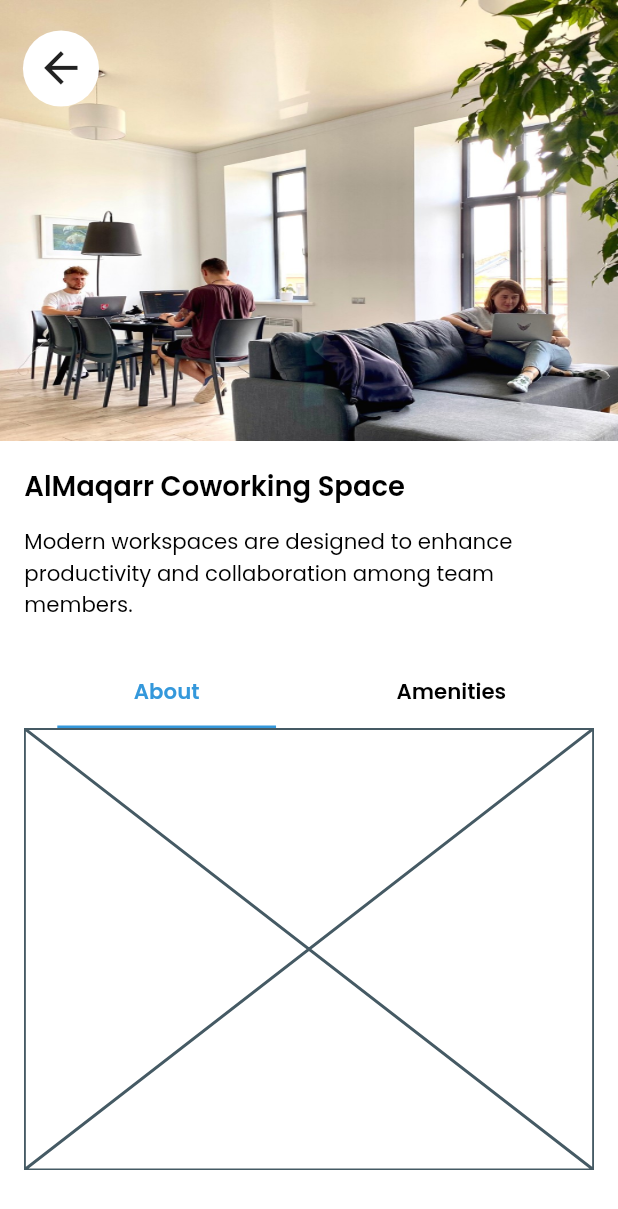
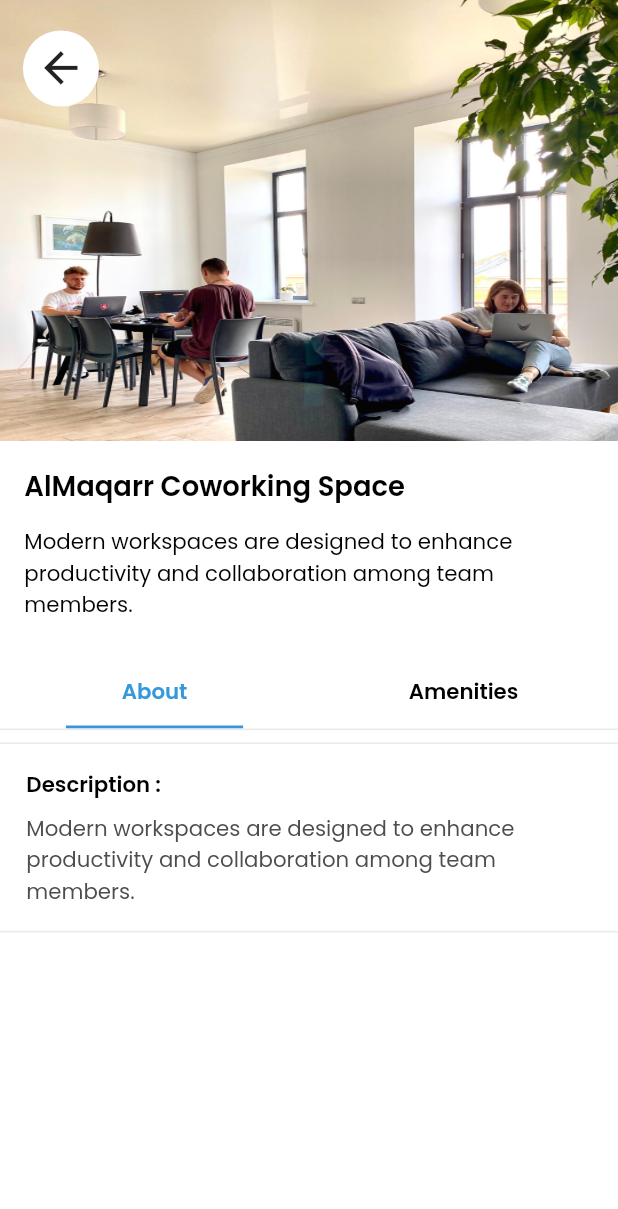
Before and after one commit to YousefHanafy-SW-ENG/workspaces, a Flutter app: the WorkspaceDetailsScreen screen opened by its route, on a phone screen of 412 x 824 dp. Shown: the top 1209 px of the screen. Run offline on Flutter 3.47's test engine with Material 3 defaults, Android fonts, the phone set to English and light mode, and no system bars; our stand-ins replace flutter_bloc, flutter_screenutil, flutter_svg, get_it.

Commit message:
Detail Container reusable component

```diff
--- a/lib/core/helpers/app_strings.dart
+++ b/lib/core/helpers/app_strings.dart
@@ -11,5 +11,8 @@ class AppStrings {
   static const String amenities = 'Amenities';
   static const String gallery = 'Gallery';
   static const String review = 'Review';
+  static const String description = 'Description :';
+  static const String location = 'Location :';
+  static const String capacity = 'Capacity :';
   static const String workspaceDescription = 'Modern workspaces are designed to enhance productivity and collaboration among team members.';
 }
--- a/lib/core/theming/app_colors.dart
+++ b/lib/core/theming/app_colors.dart
@@ -5,6 +5,7 @@ class AppColors {
   static const borderColor = Color(0xFFEBEBEB);
   static const greyColor = Color(0xFFF4F5F5);
   static const blueColor = Color(0xFF3498DB);
+  static const greyTextColor = Color(0xFF4D4D4D);
   static const blue2 = Color(0xFFF2F5F8);
   static const blue3 = Color(0xFFCFD9E6);
   static const blue4 = Color(0xFFF3F5F9);
--- a/lib/features/home/presentation/widgets/workspace_item.dart
+++ b/lib/features/home/presentation/widgets/workspace_item.dart
@@ -1,9 +1,7 @@
 import 'package:flutter/material.dart';
 import 'package:flutter_screenutil/flutter_screenutil.dart';
 import 'package:workspace/core/helpers/app_images.dart';
-import 'package:workspace/core/helpers/extensions.dart';
 import 'package:workspace/core/helpers/spacer.dart';
-import 'package:workspace/core/routing/routes.dart';
 import 'package:workspace/core/theming/app_colors.dart';
 import 'package:workspace/features/home/presentation/widgets/icon_text_grey_container.dart';
 import 'package:workspace/features/home/presentation/widgets/icon_text_row.dart';
@@ -16,13 +14,15 @@ class WorkSpaceItem extends StatelessWidget {
   final String location;
   final String firstAmenity;
   final String secondAmenity;
+  final Function() onTap;
   const WorkSpaceItem({
     super.key,
     required this.workspaceName,
     required this.capacity,
     required this.location,
     required this.firstAmenity,
-    required this.secondAmenity
+    required this.secondAmenity,
+    required this.onTap
   });
 
   @override
@@ -30,9 +30,7 @@ class WorkSpaceItem extends StatelessWidget {
     return Padding(
       padding: EdgeInsets.only(bottom: 16.h),
       child: GestureDetector(
-        onTap: (){
-          context.pushNamed(Routes.workspaceDetailsScreen);
-        },
+        onTap: ()=>onTap(),
         behavior: HitTestBehavior.opaque,
         child: Container(
           width: double.infinity,
--- a/lib/features/home/presentation/widgets/workspaces_list.dart
+++ b/lib/features/home/presentation/widgets/workspaces_list.dart
@@ -1,5 +1,6 @@
 import 'package:flutter/material.dart';
 import 'package:flutter_bloc/flutter_bloc.dart';
+import 'package:workspace/core/routing/routes.dart';
 import 'package:workspace/core/theming/styles.dart';
 import 'package:workspace/features/home/presentation/cubit/home_cubit.dart';
 import 'package:workspace/features/home/presentation/cubit/home_states.dart';
@@ -29,7 +30,8 @@ class WorkspacesList extends StatelessWidget {
                 capacity: workspace.capacity,
                 location: workspace.location,
                 firstAmenity: workspace.availableAmenities[0],
-                secondAmenity: workspace.availableAmenities[1]
+                secondAmenity: workspace.availableAmenities[1],
+                onTap: ()=>Navigator.of(context).pushNamed(Routes.workspaceDetailsScreen),
             );
           },
         ),
--- a/lib/features/workspace_details/presentation/widgets/about_content.dart
+++ b/lib/features/workspace_details/presentation/widgets/about_content.dart
@@ -1,10 +1,26 @@
 import 'package:flutter/material.dart';
+import 'package:flutter/widgets.dart';
+import 'package:flutter_screenutil/flutter_screenutil.dart';
+import 'package:workspace/core/helpers/app_strings.dart';
+import 'package:workspace/core/theming/app_colors.dart';
+import 'package:workspace/features/workspace_details/presentation/widgets/detail_container.dart';
 
 class AboutContent extends StatelessWidget {
   const AboutContent({super.key});
 
   @override
   Widget build(BuildContext context) {
-    return const Placeholder();
+    return Container(
+      decoration: BoxDecoration(
+        border: Border(
+          top: BorderSide(color: AppColors.borderColor, width: 1.w),
+        ),
+      ),
+      child: const Column(
+        children: [
+          DetailContainer(title: AppStrings.description,description: AppStrings.workspaceDescription,)
+        ],
+      ),
+    );
   }
 }
--- a/lib/features/workspace_details/presentation/widgets/amenities_content.dart
+++ b/lib/features/workspace_details/presentation/widgets/amenities_content.dart
@@ -1,10 +1,27 @@
 import 'package:flutter/material.dart';
+import 'package:flutter_screenutil/flutter_screenutil.dart';
+import 'package:workspace/core/helpers/app_images.dart';
+import 'package:workspace/core/helpers/app_strings.dart';
+import 'package:workspace/core/theming/app_colors.dart';
+import 'package:workspace/features/workspace_details/presentation/widgets/detail_container.dart';
 
 class AmenitiesContent extends StatelessWidget {
   const AmenitiesContent({super.key});
 
   @override
   Widget build(BuildContext context) {
-    return const Placeholder();
+    return Container(
+      decoration: BoxDecoration(
+        border: Border(
+          top: BorderSide(color: AppColors.borderColor, width: 1.w),
+        ),
+      ),
+      child: const Column(
+        children: [
+          DetailContainer(title: AppStrings.freeWifi,description: AppStrings.workspaceDescription,icon: AppAssets.wifiIcon,),
+          DetailContainer(title: AppStrings.projector,description: AppStrings.workspaceDescription,icon: AppAssets.projectorIcon,),
+        ],
+      ),
+    );
   }
 }
--- /dev/null
+++ b/lib/features/workspace_details/presentation/widgets/description_text.dart
@@ -0,0 +1,20 @@
+import 'package:flutter/material.dart';
+import 'package:flutter_screenutil/flutter_screenutil.dart';
+import 'package:workspace/core/theming/font_weight_helper.dart';
+
+class DescriptionText extends StatelessWidget {
+  final String text;
+  final Color? color;
+  const DescriptionText({super.key, this.color, required this.text});
+
+  @override
+  Widget build(BuildContext context) {
+    return Text(
+      text,
+      style: TextStyle(
+        fontSize: 14.sp,
+        fontWeight: FontWeightHelper.regular,
+        color: color??Colors.black,
+      ),);
+  }
+}
--- /dev/null
+++ b/lib/features/workspace_details/presentation/widgets/detail_container.dart
@@ -0,0 +1,38 @@
+import 'package:flutter/material.dart';
+import 'package:flutter_screenutil/flutter_screenutil.dart';
+import 'package:workspace/core/theming/app_colors.dart';
+import 'package:workspace/features/workspace_details/presentation/widgets/description_text.dart';
+import 'package:workspace/features/workspace_details/presentation/widgets/detail_title.dart';
+
+class DetailContainer extends StatelessWidget {
+  final String title;
+  final String description;
+  final String? icon;
+  const DetailContainer({super.key, required this.title, required this.description, this.icon});
+
+  @override
+  Widget build(BuildContext context) {
+    return Padding(
+      padding: EdgeInsets.only(top: 8.h),
+      child: Container(
+        width: double.infinity,
+        decoration: BoxDecoration(
+            border: Border(
+              top: BorderSide(color: AppColors.borderColor, width: 1.w),
+              bottom: BorderSide(color: AppColors.borderColor, width: 1.w),
+            )
+        ),
+        child: Padding(
+          padding: EdgeInsets.symmetric(vertical: 16.h,horizontal: 16.w),
+          child: Column(
+            crossAxisAlignment: CrossAxisAlignment.start,
+            children: [
+              DetailTitle(title: title,icon: icon,),
+              DescriptionText(text: description,color: AppColors.greyTextColor,),
+            ],
+          ),
+        ),
+      ),
+    );
+  }
+}
--- /dev/null
+++ b/lib/features/workspace_details/presentation/widgets/detail_title.dart
@@ -0,0 +1,36 @@
+import 'package:flutter/material.dart';
+import 'package:flutter_screenutil/flutter_screenutil.dart';
+import 'package:flutter_svg/flutter_svg.dart';
+import 'package:workspace/core/theming/styles.dart';
+
+class DetailTitle extends StatelessWidget {
+  final String title;
+  final String? icon;
+
+  const DetailTitle({
+    super.key,
+    required this.title,
+    this.icon,
+  });
+
+  @override
+  Widget build(BuildContext context) {
+    return Padding(
+      padding: EdgeInsets.only(bottom: 8.h),
+      child: Row(
+        children: [
+          if (icon != null) ...[
+            SvgPicture.asset(
+              icon!,
+            ),
+            SizedBox(width: 8.w),
+          ],
+          Text(
+            title,
+            style: TextStyles.font14BlackSemiBold,
+          ),
+        ],
+      ),
+    );
+  }
+}
--- a/lib/features/workspace_details/presentation/widgets/workspace_name_description.dart
+++ b/lib/features/workspace_details/presentation/widgets/workspace_name_description.dart
@@ -4,6 +4,7 @@ import 'package:workspace/core/helpers/app_strings.dart';
 import 'package:workspace/core/helpers/spacer.dart';
 import 'package:workspace/core/theming/styles.dart';
 import 'package:workspace/core/widgets/primary_padding.dart';
+import 'package:workspace/features/workspace_details/presentation/widgets/description_text.dart';
 
 class WorkspaceNameAndDescription extends StatelessWidget {
   const WorkspaceNameAndDescription({super.key});
@@ -17,7 +18,7 @@ class WorkspaceNameAndDescription extends StatelessWidget {
           verticalSpace(16.h),
           Text('AlMaqarr Coworking Space',style: TextStyles.font18BlackSemiBold,),
           verticalSpace(12.h),
-          Text(AppStrings.workspaceDescription,style: TextStyles.font14BlackRegular,),
+          const DescriptionText(text: AppStrings.workspaceDescription,),
           verticalSpace(12.h),
         ],
       ),
--- a/lib/features/workspace_details/presentation/widgets/workspace_tabs.dart
+++ b/lib/features/workspace_details/presentation/widgets/workspace_tabs.dart
@@ -4,7 +4,6 @@ import 'package:workspace/core/helpers/app_strings.dart';
 import 'package:workspace/core/helpers/extensions.dart';
 import 'package:workspace/core/theming/app_colors.dart';
 import 'package:workspace/core/theming/styles.dart';
-import 'package:workspace/core/widgets/primary_padding.dart';
 import 'package:workspace/features/workspace_details/presentation/widgets/about_content.dart';
 import 'package:workspace/features/workspace_details/presentation/widgets/amenities_content.dart';
 
@@ -15,7 +14,6 @@ class WorkspaceTabs extends StatelessWidget {
   Widget build(BuildContext context) {
     return Padding(
       padding: EdgeInsets.only(top: 12.h),
-      child: PrimaryPadding(
       child: DefaultTabController(
         length: 2,
         child: Column(
@@ -30,7 +28,7 @@ class WorkspaceTabs extends StatelessWidget {
               unselectedLabelColor: Colors.black,
               indicatorColor: AppColors.blueColor,
               indicatorWeight: 2,
-                indicatorPadding: EdgeInsets.symmetric(horizontal: 20.w),
+              indicatorPadding: EdgeInsets.symmetric(horizontal: 40.w),
             ),
             SizedBox(
               height: context.height/2.8,
@@ -44,23 +42,6 @@ class WorkspaceTabs extends StatelessWidget {
           ],
         ),
       ),
-      ),
     );
   }
 }
-
-class TabContent extends StatelessWidget {
-  final String text;
-
-  const TabContent({required this.text, super.key});
-
-  @override
-  Widget build(BuildContext context) {
-    return Center(
-      child: Text(
-        text,
-        style: const TextStyle(fontSize: 24),
-      ),
-    );
-  }
-}
```
Lines whose indentation alone changed are shown as unchanged.
